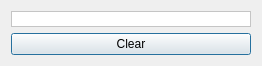
Above: src/core/keysequencer.ui from 0xd34df00d/leechcraft before the change. Below: the same form after it.
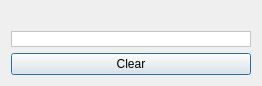
That is the form after the change.

Commit message: Core: helper label for KeySequencer.

Diff of the .ui file:
```diff
--- a/src/core/keysequencer.ui
+++ b/src/core/keysequencer.ui
@@ -7,7 +7,7 @@
     <x>0</x>
     <y>0</y>
     <width>262</width>
-    <height>62</height>
+    <height>79</height>
    </rect>
   </property>
   <property name="sizePolicy">
@@ -20,6 +20,13 @@
    <string>Press key sequence</string>
   </property>
   <layout class="QVBoxLayout" name="verticalLayout">
+   <item>
+    <widget class="QLabel" name="DescLabel_">
+     <property name="text">
+      <string/>
+     </property>
+    </widget>
+   </item>
    <item>
     <widget class="QLabel" name="Shortcut_">
      <property name="styleSheet">
```
The commit also changes 3 other files.
